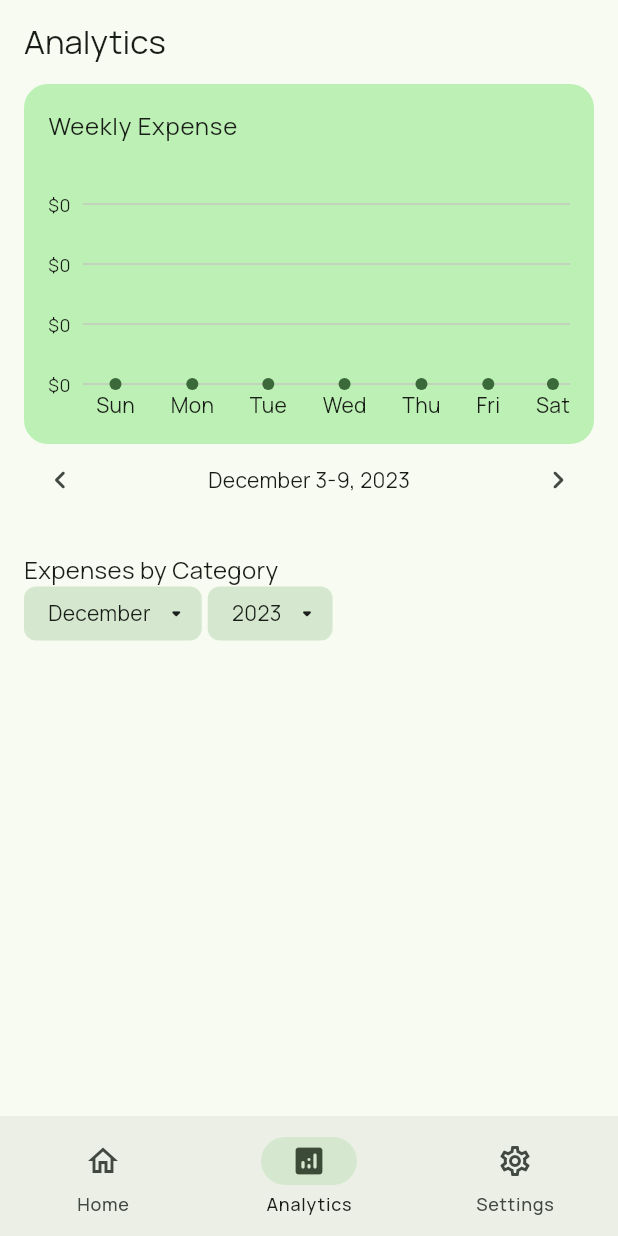
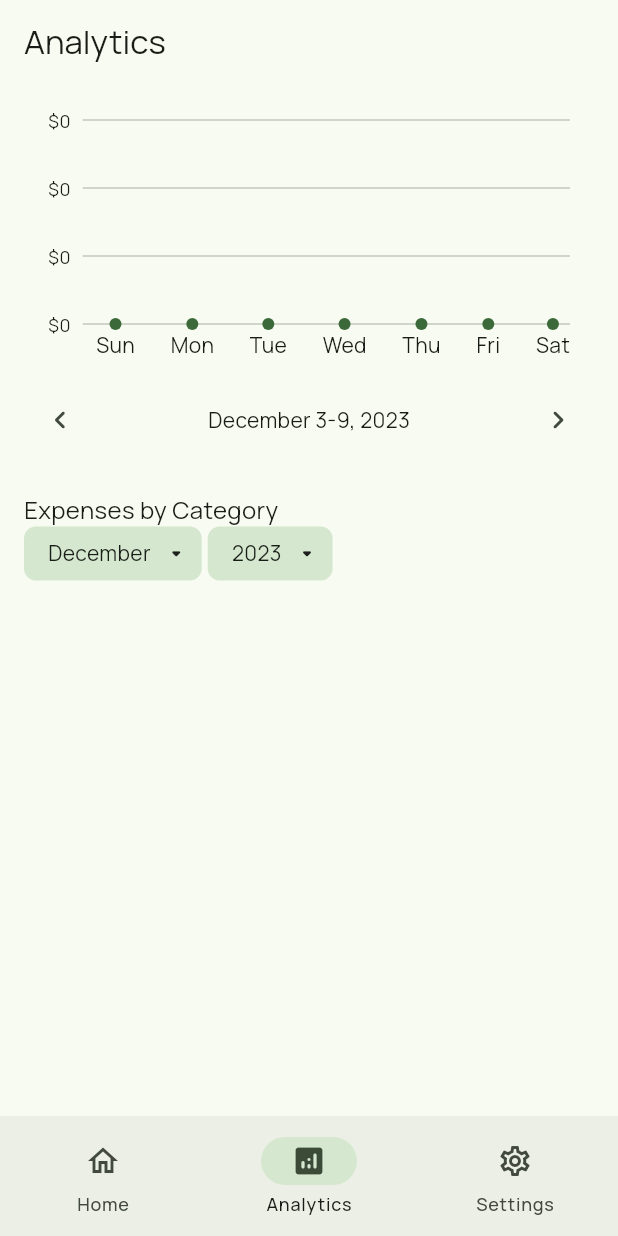
Before and after one commit to Salvist/expense_archive, a Flutter app: the screen it shows after launch, swiped to page 2, on a phone screen of 412 x 824 dp. Run offline on Flutter 3.47's test engine with Material 3 defaults, Android fonts, the phone set to English and light mode, and no system bars; our stand-ins replace google_fonts, realm; generated files the repository leaves out were written again.

Commit message:
bar chart header removed

```diff
--- a/lib/presentation/analytics/analytics_page.dart
+++ b/lib/presentation/analytics/analytics_page.dart
@@ -27,7 +27,7 @@ class AnalyticsPage extends StatelessWidget {
             crossAxisAlignment: CrossAxisAlignment.start,
             children: [
               BarChart(
-                title: 'Weekly Expense',
+                // title: 'Weekly Expense',
                 // subtitle: weekDates.toString(),
                 width: double.infinity,
                 dataSource: <ChartData>[
--- a/lib/widgets/charts/bar_chart.dart
+++ b/lib/widgets/charts/bar_chart.dart
@@ -12,12 +12,6 @@ class ChartData {
 }
 
 class BarChart extends StatelessWidget {
-  final String? title;
-  final String? subtitle;
-  final TextStyle? titleStyle;
-  final TextStyle? subtitleStyle;
-  final Widget? trailing;
-
   final List<ChartData> dataSource;
 
   final double width;
@@ -26,23 +20,15 @@ class BarChart extends StatelessWidget {
 
   const BarChart({
     super.key,
-    this.title,
-    this.subtitle,
-    this.titleStyle,
-    this.subtitleStyle,
-    this.trailing,
     required this.dataSource,
     this.width = 400.0,
-    this.height = 240.0,
+    this.height = 200.0,
     this.contentPadding = const EdgeInsets.all(16),
   });
 
-  static const chartNameHeight = 40.0;
-  static const nameAndBarGap = 16.0;
   static const labelHeight = 20.0;
 
-  double get maxBarHeight =>
-      height - nameAndBarGap - contentPadding.vertical - 4.0 - chartNameHeight - labelHeight - Bar.minimumHeight;
+  double get maxBarHeight => height - contentPadding.vertical - 4.0 - labelHeight - Bar.minimumHeight;
 
   double getBarHeight(double value) {
     return value * (maxBarHeight / highestMilestone) + Bar.minimumHeight;
@@ -66,39 +52,11 @@ class BarChart extends StatelessWidget {
 
   @override
   Widget build(BuildContext context) {
-    final theme = Theme.of(context);
-    final colorScheme = theme.colorScheme;
-    final textTheme = theme.textTheme;
-
-    return Container(
-      decoration: BoxDecoration(
-        color: colorScheme.primaryContainer,
-        borderRadius: const BorderRadius.all(Radius.circular(16)),
-      ),
+    return SizedBox(
       width: width,
       height: height,
+      child: Padding(
         padding: contentPadding,
-      child: Column(
-        crossAxisAlignment: CrossAxisAlignment.start,
-        children: [
-          SizedBox(
-            height: chartNameHeight,
-            child: Row(
-              mainAxisAlignment: MainAxisAlignment.spaceBetween,
-              children: [
-                Column(
-                  crossAxisAlignment: CrossAxisAlignment.start,
-                  children: [
-                    if (title != null) Text(title!, style: titleStyle ?? textTheme.bodyLarge),
-                    if (subtitle != null) Text(subtitle!, style: subtitleStyle ?? textTheme.bodySmall),
-                  ],
-                ),
-                if (trailing != null) trailing!,
-              ],
-            ),
-          ),
-          const SizedBox(height: nameAndBarGap),
-          Expanded(
         child: Stack(
           children: [
             Positioned(
@@ -129,8 +87,6 @@ class BarChart extends StatelessWidget {
             )
           ],
         ),
-          ),
-        ],
       ),
     );
   }
```
Lines whose indentation alone changed are shown as unchanged.
